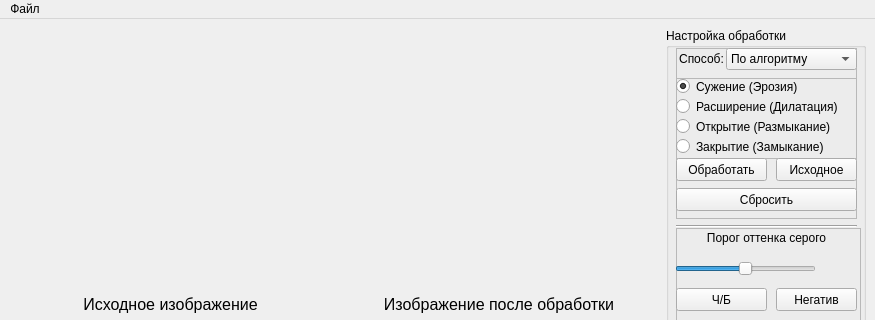
Above: src/design/design.ui from yxngxr1/Morphological-image-processing before the change; both pictures show x 0 to 875 and y 0 to 320 of the 875 by 612 pixel window. Below: the same form after it.
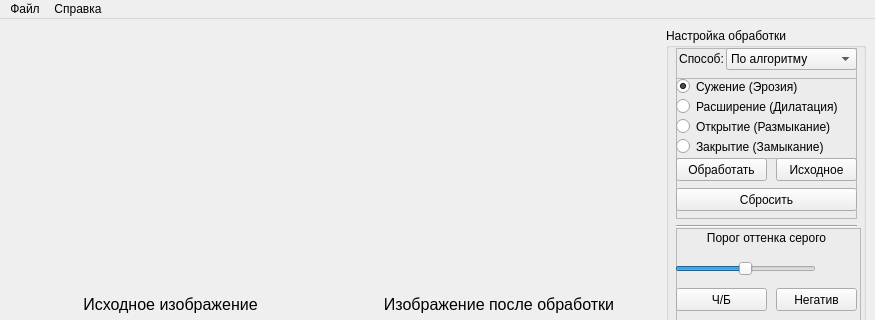
That is the form after the change.

Commit message: added about, author

Diff of the .ui file:
```diff
--- a/src/design/design.ui
+++ b/src/design/design.ui
@@ -831,7 +831,15 @@
     <addaction name="action_open"/>
     <addaction name="action_save"/>
    </widget>
+   <widget class="QMenu" name="menu_2">
+    <property name="title">
+     <string>Справка</string>
+    </property>
+    <addaction name="action_about"/>
+    <addaction name="action_author"/>
+   </widget>
    <addaction name="menu"/>
+   <addaction name="menu_2"/>
   </widget>
   <widget class="QStatusBar" name="statusbar"/>
   <action name="action_open">
```
Left out of the diff: 10 changed lines with no effect on the pictures. The commit also changes 2 other files.
